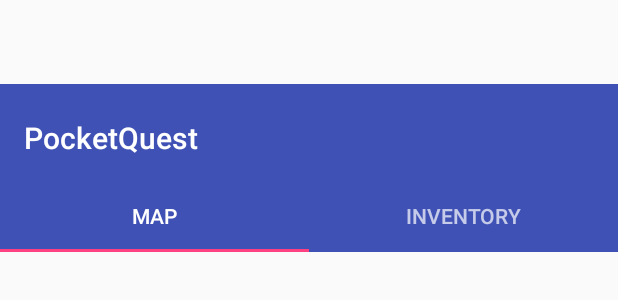
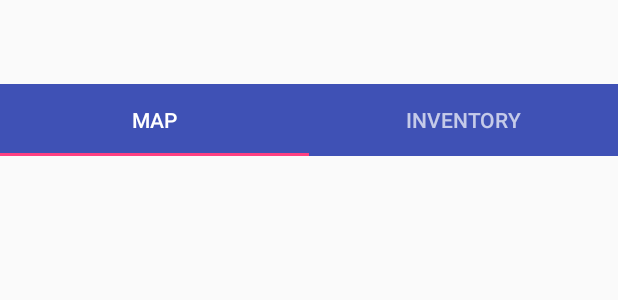
Before and after one commit to Jarinus/pocket-quest, an Android app: the layout activity_main.xml on its own in the app's theme, with its tools: preview values and no code run, on a phone screen of 412 x 824 dp. Shown: the top 300 px of the screen. Run offline under Robolectric (Android 15) with nearby library versions, the light colour scheme and no system bars.

Commit message:
DEL: Toolbar

```diff
--- a/android/app/src/main/java/nl/pocketquest/pocketquest/views/main/MainActivity.kt
+++ b/android/app/src/main/java/nl/pocketquest/pocketquest/views/main/MainActivity.kt
@@ -30,7 +30,6 @@ class MainActivity : AppCompatActivity() {
         super.onCreate(savedInstanceState)
         setContentView(R.layout.activity_main)
 
-        setSupportActionBar(toolbar)
         // Create the adapter that will return a fragment for each of the three
         // primary sections of the activity.
         mSectionsPagerAdapter = SectionsPagerAdapter(supportFragmentManager)
--- a/android/app/src/main/res/layout/activity_main.xml
+++ b/android/app/src/main/res/layout/activity_main.xml
@@ -12,20 +12,7 @@
         android:id="@+id/appbar"
         android:layout_width="match_parent"
         android:layout_height="wrap_content"
-        android:paddingTop="@dimen/appbar_padding_top"
         android:theme="@style/AppTheme.AppBarOverlay">
-
-        <android.support.v7.widget.Toolbar
-            android:id="@+id/toolbar"
-            android:layout_width="match_parent"
-            android:layout_height="?attr/actionBarSize"
-            android:layout_weight="1"
-            android:background="?attr/colorPrimary"
-            app:layout_scrollFlags="scroll|enterAlways"
-            app:popupTheme="@style/AppTheme.PopupOverlay"
-            app:title="@string/app_name">
-
-        </android.support.v7.widget.Toolbar>
 
         <android.support.design.widget.TabLayout
             android:id="@+id/tabs"
```
